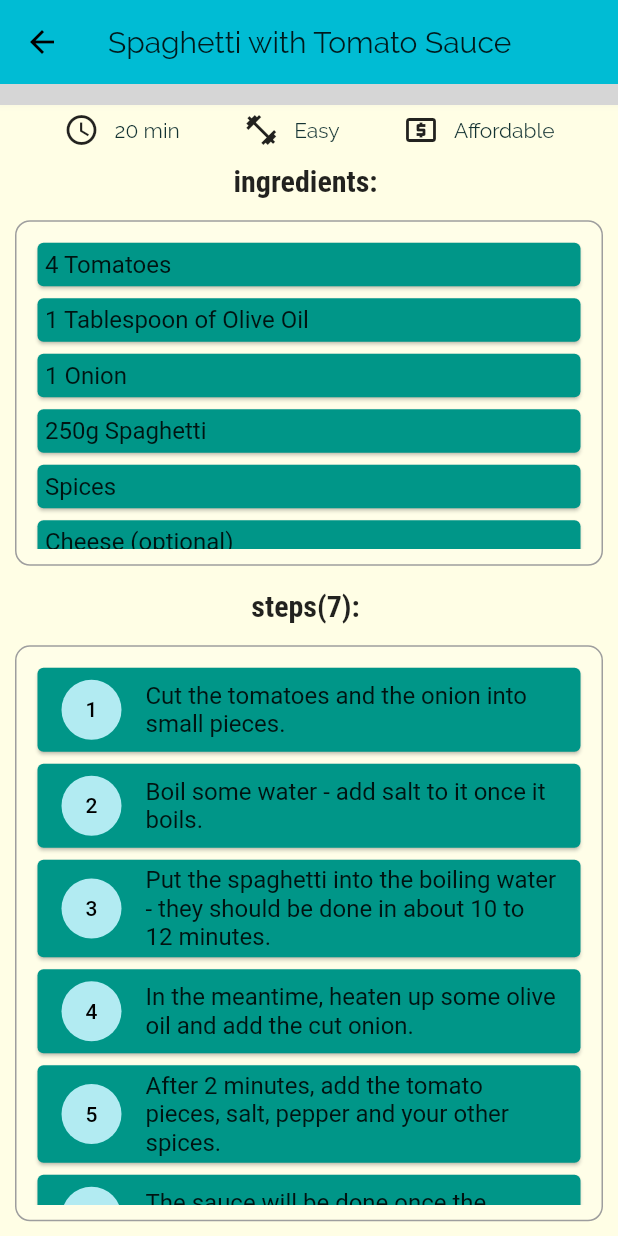
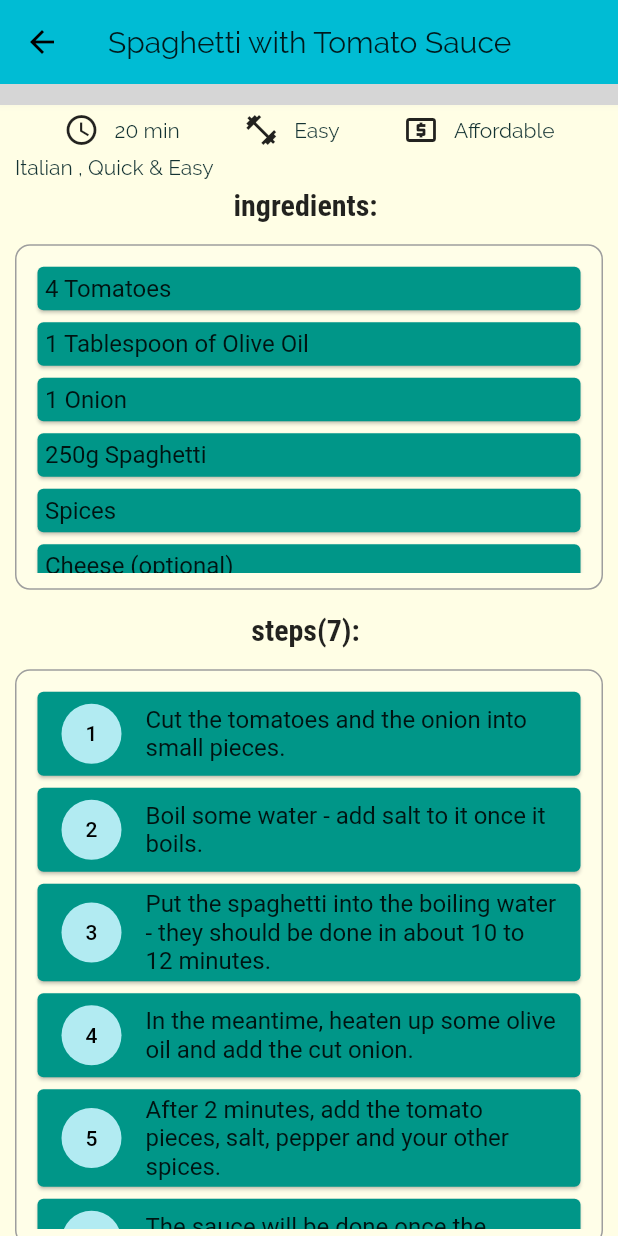
Before and after one commit to ofek4454/MealApp, a Flutter app: the MealDetailsScreen screen opened directly with sample values from the repository, scrolled down 255 dp, on a phone screen of 412 x 824 dp. Run offline on Flutter 3.47's test engine with Material 2 defaults, Android fonts, the phone set to English and light mode, and no system bars; network calls fail; grey boxes are pictures that could not be loaded.

Commit message:
13062020

```diff
--- a/lib/screens/meal_details_screen.dart
+++ b/lib/screens/meal_details_screen.dart
@@ -1,7 +1,9 @@
 import 'package:flutter/material.dart';
 
 import '../models/meal.dart';
-import 'package:MealsApp/dataBases/category_DB.dart';
+import '../widgets/meal_info_bar.dart';
+import '../dataBases/category_DB.dart';
+import '../models/category.dart';
 
 class MealDetailsScreen extends StatelessWidget {
   static const rountName = '/meal-details';
@@ -31,47 +33,20 @@ class MealDetailsScreen extends StatelessWidget {
     );
   }
 
-  Widget buildInfoBar(BuildContext context, Meal _meal) {
-    return Padding(
-      padding: const EdgeInsets.symmetric(vertical: 5),
-      child: Row(
-                  mainAxisAlignment: MainAxisAlignment.spaceEvenly,
-                  children: <Widget>[
-                    Row(
-                      children: <Widget>[
-                        Icon(Icons.access_time),
-                        SizedBox(
-                          width: 10,
-                        ),
-                        Text('${_meal.duration} min'),
-                      ],
-                    ),
-                    Row(
-                      children: <Widget>[
-                        Icon(Icons.fitness_center),
-                        SizedBox(
-                          width: 10,
-                        ),
-                        Text(_meal.complexity.toString().split('.')[1]),
-                      ],
-                    ),
-                    Row(
-                      children: <Widget>[
-                        Icon(Icons.local_atm),
-                        SizedBox(
-                          width: 10,
-                        ),
-                        Text(_meal.affordability.toString().split('.')[1]),
-                      ],
-                    ),
-                  ],
-                ),
-    );
+  String mealCategoriesText(List<Category> mealCategories) {
+    String categories = '';
+    for (int i = 0; i < mealCategories.length; i++) {
+      categories = categories + mealCategories[i].title + " , ";
+    }
+    return categories.substring(0, categories.length - 2);
   }
 
   @override
   Widget build(BuildContext context) {
     final _meal = ModalRoute.of(context).settings.arguments as Meal;
+    final mealCategories = CATEGORIES
+        .where((category) => _meal.categories.contains(category.id))
+        .toList();
 
     return Scaffold(
       appBar: AppBar(
@@ -106,7 +81,16 @@ class MealDetailsScreen extends StatelessWidget {
                     ),
                   ],
                 ),
-                buildInfoBar(context , _meal),
+                Padding(
+                  padding: const EdgeInsets.only(top: 5.0),
+                  child: MealInfoBar(_meal),
+                ),
+                Container(
+                  margin: EdgeInsets.only(top: 5),
+                  padding: EdgeInsets.only(left: 10),
+                  alignment: Alignment.topLeft,
+                  child: Text(mealCategoriesText(mealCategories)),
+                ),
                 buildTitleText(context, 'ingredients: '),
                 buildDecorationContainer(
                   height: constranits.maxHeight * 0.3,
--- /dev/null
+++ b/lib/widgets/meal_info_bar.dart
@@ -0,0 +1,45 @@
+import 'package:flutter/material.dart';
+
+import '../models/meal.dart';
+
+class MealInfoBar extends StatelessWidget {
+  final Meal _meal;
+
+  MealInfoBar(this._meal);
+
+  @override
+  Widget build(BuildContext context) {
+    return Row(
+      mainAxisAlignment: MainAxisAlignment.spaceEvenly,
+      children: <Widget>[
+        Row(
+          children: <Widget>[
+            Icon(Icons.access_time),
+            SizedBox(
+              width: 10,
+            ),
+            Text('${_meal.duration} min'),
+          ],
+        ),
+        Row(
+          children: <Widget>[
+            Icon(Icons.fitness_center),
+            SizedBox(
+              width: 10,
+            ),
+            Text(_meal.complexity.toString().split('.')[1]),
+          ],
+        ),
+        Row(
+          children: <Widget>[
+            Icon(Icons.local_atm),
+            SizedBox(
+              width: 10,
+            ),
+            Text(_meal.affordability.toString().split('.')[1]),
+          ],
+        ),
+      ],
+    );
+  }
+}
```
Also changed, not shown: lib/widgets/meal_item.dart (+2 -32 lines).
